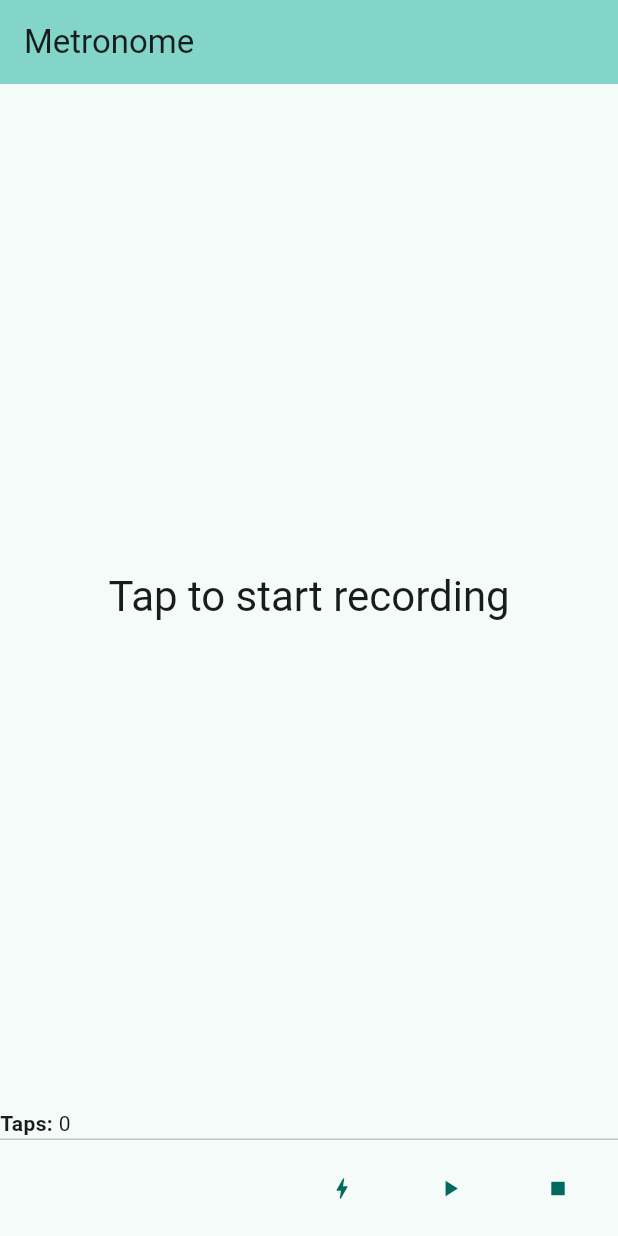
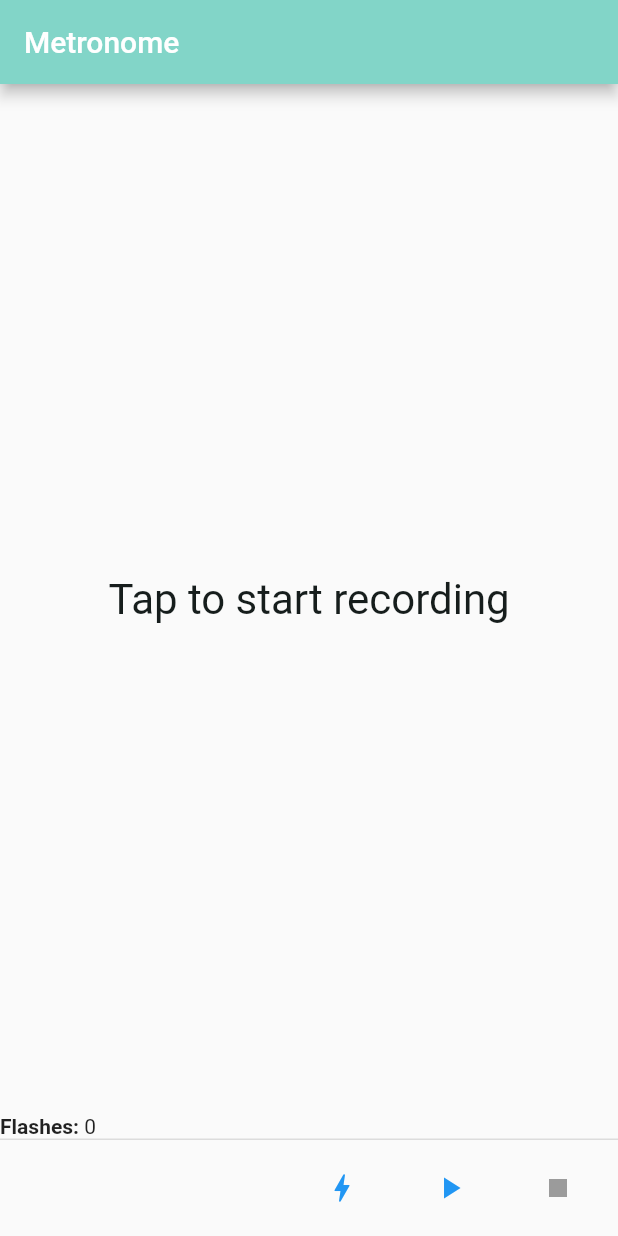
Before and after one commit to JosemyDuarte/Flashy, a Flutter app: the screen it shows after launch, after a tap on the "bolt" icon, on a phone screen of 412 x 824 dp. Run offline on Flutter 3.47's test engine with Material 2 defaults, Android fonts, the phone set to English and light mode, and no system bars.

```diff
--- a/lib/main.dart
+++ b/lib/main.dart
@@ -42,33 +42,35 @@ class MyHomePage extends StatefulWidget {
 
 class _MyHomePageState extends State<MyHomePage> {
   //field to record the timestamp of each press.
-  List<DateTime> _presses = [];
   List<Duration> _durations = [];
-  bool recording = false;
+  bool _isRecording = false;
   String centerText = 'Tap to start recording';
+
+  DateTime lastPress = DateTime.timestamp();
+  DateTime previousPress = DateTime.timestamp();
 
   void _recordPress() {
     setState(() {
-      recording = true;
+      if (!_isRecording) {
+        _isRecording = true;
         centerText = 'Recording...';
+        lastPress = DateTime.timestamp();
 
-      // Record the current timestamp.
-      _presses.add(DateTime.timestamp());
+        return;
+      }
 
-      // Calculate the durations between each press.
-      _durations = [];
-      for (int i = 1; i < _presses.length; i++) {
-        _durations.add(_presses[i].difference(_presses[i - 1]));
-      }
+      previousPress = lastPress;
+      lastPress = DateTime.timestamp();
+
+      _durations.add(lastPress.difference(previousPress));
     });
   }
 
   // clean up the presses and durations
   void _clearPresses() {
     setState(() {
-      recording = false;
+      _isRecording = false;
       centerText = 'Tap to start recording';
-      _presses = [];
       _durations = [];
     });
   }
@@ -76,8 +78,8 @@ class _MyHomePageState extends State<MyHomePage> {
   // stop recording
   void _stopRecording() {
     setState(() {
-      recording = false;
-      if (_presses.length > 0) {
+      _isRecording = false;
+      if (_durations.length > 0) {
         centerText = 'Hit play to start flashing';
       } else
         centerText = 'Tap to start recording';
@@ -86,13 +88,9 @@ class _MyHomePageState extends State<MyHomePage> {
 
   @override
   Widget build(BuildContext context) {
-    // This method is rerun every time setState is called, for instance as done
-    // by the _incrementCounter method above.
-    //
-    // The Flutter framework has been optimized to make rerunning build methods
-    // fast, so that you can just rebuild anything that needs updating rather
-    // than having to individually change instances of widgets.
-    return Scaffold(
+    return MaterialApp(
+      title: 'Flasher',
+      home: Scaffold(
         appBar: AppBar(
           backgroundColor: Theme.of(context).colorScheme.inversePrimary,
           title: Text(widget.title),
@@ -113,12 +111,26 @@ class _MyHomePageState extends State<MyHomePage> {
             Row(
               children: [
                 const Text(
-                'Taps: ',
+                  'Flashes: ',
                   style: TextStyle(
                     fontWeight: FontWeight.bold,
                   ),
                 ),
-              Text('${_presses.length}'),
+                Text('${_durations.length}'),
+              ],
+            ),
+            OverflowBar(
+              children: [
+                for (var i = 0; i < _durations.length; i++)
+                  Container(
+                    width: 10,
+                    height: 10,
+                    margin: const EdgeInsets.all(2),
+                    decoration: BoxDecoration(
+                      color: i % 2 == 0 ? Colors.black : Colors.white,
+                      shape: BoxShape.circle,
+                    ),
+                  ),
               ],
             )
           ],
@@ -141,10 +153,11 @@ class _MyHomePageState extends State<MyHomePage> {
             child: const Icon(Icons.play_arrow),
           ),
           TextButton(
-          onPressed: _stopRecording,
+            onPressed: _isRecording ? _stopRecording : null,
             child: const Icon(Icons.stop),
           ),
         ],
+      ),
     );
   }
 }
```
Lines whose indentation alone changed are shown as unchanged.
